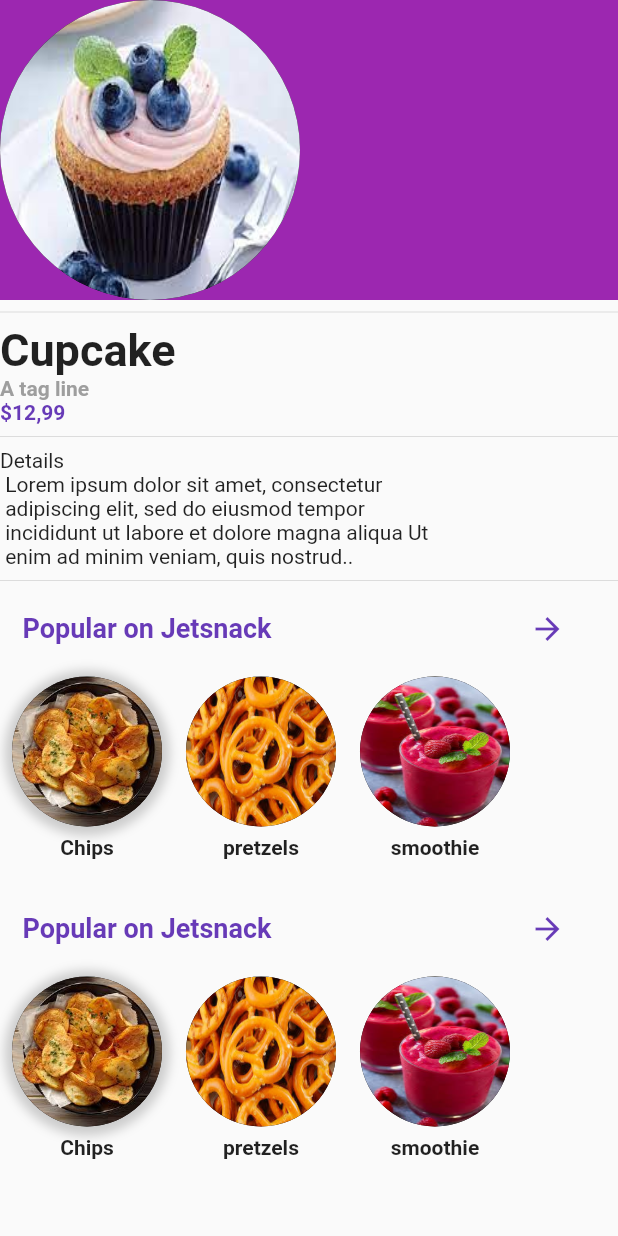
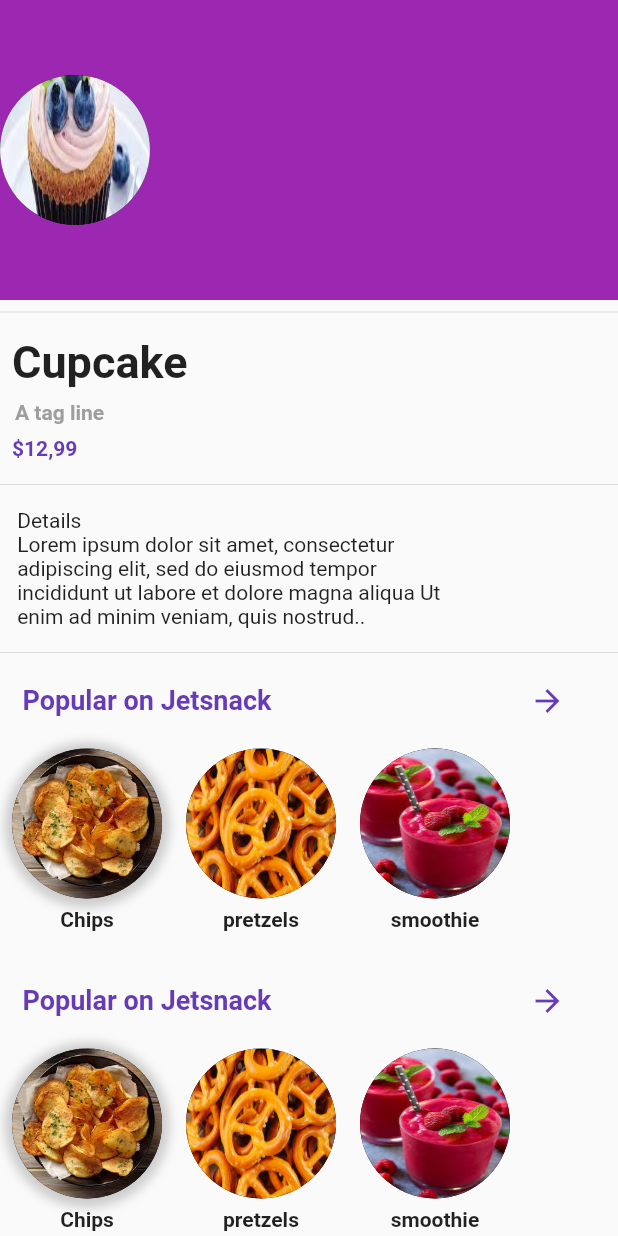
Before and after one commit to ParkJunSoung/flutter_ui_jetsnack, a Flutter app: the DetailPage screen opened directly, on a phone screen of 412 x 824 dp. Run offline on Flutter 3.47's test engine with Material 2 defaults, Android fonts, the phone set to English and light mode, and no system bars; our stand-ins replace google_nav_bar.

Commit message:
상세 페이지 애니메이션 수정

```diff
--- a/lib/ui/detail_page.dart
+++ b/lib/ui/detail_page.dart
@@ -1,3 +1,4 @@
+import 'package:flutter/cupertino.dart';
 import 'package:flutter/material.dart';
 import 'package:flutter_ui_jetsnack/ui/body_mid/card_mid.dart';
 
@@ -15,13 +16,14 @@ class _DetailPageState extends State<DetailPage> {
 
   void initState() {
     scrollController.addListener(() {
-      if (offset && scrollController.offset != 0) {
-        offset = false;
-        setState(() {});
-      } else if (!offset && scrollController.offset == 0) {
-        offset = true;
-        setState(() {});
-      }
+      print(scrollController.offset);
+      // if (offset && scrollController.offset != 0) {
+      //   offset = true;
+      //   setState(() {});
+      // } else if (!offset && scrollController.offset == 1) {
+      //   offset = false;
+      //   setState(() {});
+      // }
     });
     super.initState();
   }
@@ -30,12 +32,11 @@ class _DetailPageState extends State<DetailPage> {
   Widget build(BuildContext context) {
     return Scaffold(
       body: SingleChildScrollView(
+        controller: scrollController,
         child: Column(
           crossAxisAlignment: CrossAxisAlignment.start,
           children: [
             ListView(
-              primary: false,
-              controller: scrollController,
               scrollDirection: Axis.vertical,
               shrinkWrap: true,
               children: [
@@ -47,13 +48,12 @@ class _DetailPageState extends State<DetailPage> {
                       height: 200,
                     ),
                     Positioned(
-                      top: 0,
                       child: FittedBox(
                         child: AnimatedPositioned(
-                          width: offset ? 70 : 200,
-                          duration: Duration(seconds: 1),
+                          duration: Duration(seconds: 2),
+                          curve: Curves.easeInOut,
                           child: Container(
-                            width: 200,
+                            width: offset ? 200 : 100,
                             height: 200,
                             decoration: BoxDecoration(
                               image: DecorationImage(
@@ -62,6 +62,7 @@ class _DetailPageState extends State<DetailPage> {
                               ),
                               color: Colors.black,
                               shape: BoxShape.circle,
+
                             ),
                           ),
                         ),
@@ -70,26 +71,38 @@ class _DetailPageState extends State<DetailPage> {
                   ],
                 ),
                 Divider(),
-                Text('Cupcake',
+                Padding(
+                  padding: const EdgeInsets.all(8.0),
+                  child: Text('Cupcake',
                       style:
                           TextStyle(fontSize: 30, fontWeight: FontWeight.bold)),
-                Text(
+                ),
+                Padding(
+                  padding: const EdgeInsets.only(left: 10),
+                  child: Text(
                     'A tag line',
                     style: TextStyle(
                         color: Colors.grey,
                         fontSize: 14,
                         fontWeight: FontWeight.bold),
                   ),
-                Text(
+                ),
+                Padding(
+                  padding: const EdgeInsets.all(8.0),
+                  child: Text(
                     '\$12,99',
                     style: TextStyle(
                         color: Colors.deepPurple,
                         fontSize: 14,
                         fontWeight: FontWeight.bold),
                   ),
+                ),
                 Divider(),
-                Text(
-                    'Details \n Lorem ipsum dolor sit amet, consectetur \n adipiscing elit, sed do eiusmod tempor \n incididunt ut labore et dolore magna aliqua Ut \n enim ad minim veniam, quis nostrud..'),
+                Padding(
+                  padding: const EdgeInsets.all(8.0),
+                  child: Text(
+                      ' Details \n Lorem ipsum dolor sit amet, consectetur \n adipiscing elit, sed do eiusmod tempor \n incididunt ut labore et dolore magna aliqua Ut \n enim ad minim veniam, quis nostrud..'),
+                ),
                 Divider(),
               ],
             ),
```
Lines whose indentation alone changed are shown as unchanged.
